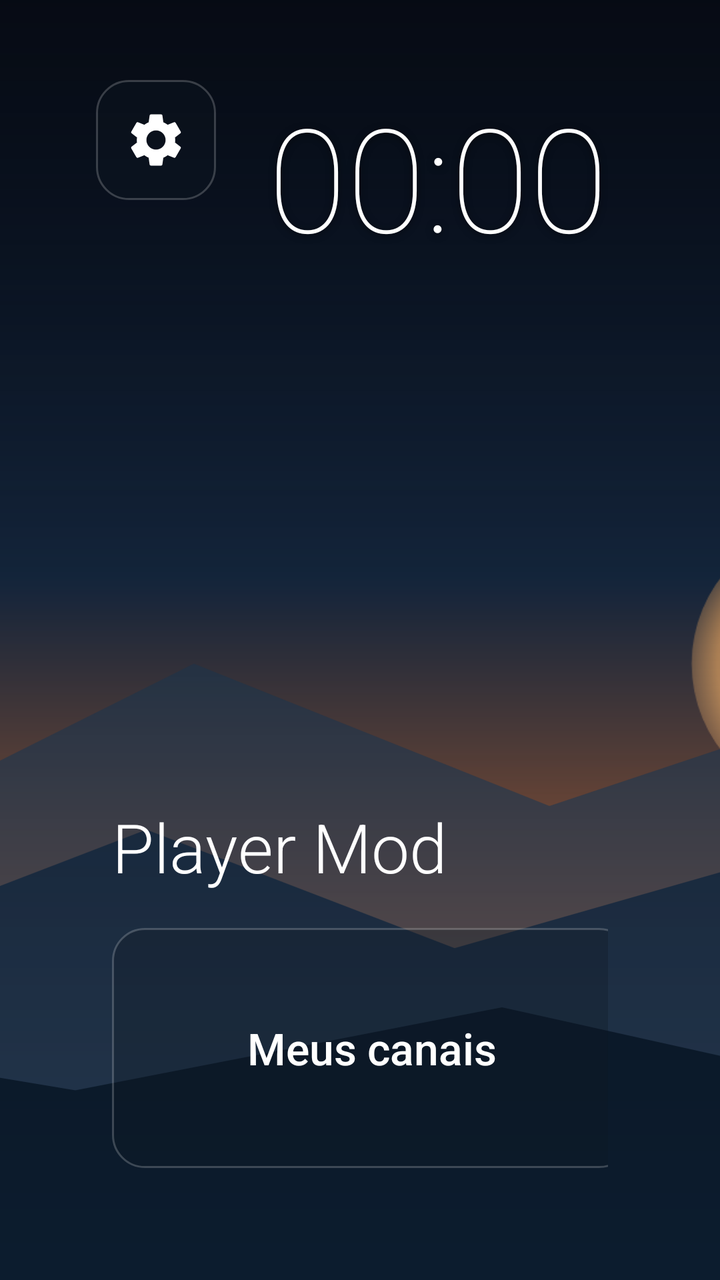
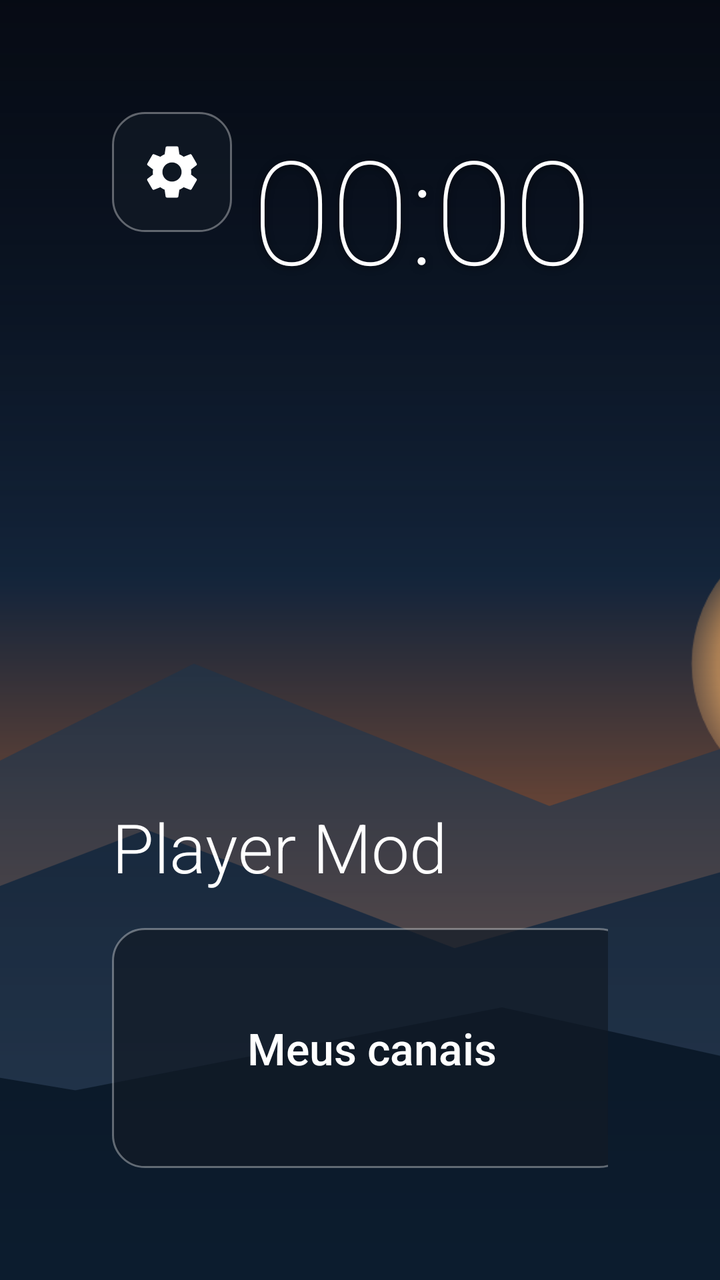

Two renders of the same Android screen: before a commit and after it. Below are the layout's source before the change and the commit's diff.
<!-- AndroidManifest.xml: activity theme Theme.Player -->
<!-- res/layout/activity_main.xml -->
<?xml version="1.0" encoding="utf-8"?>
<FrameLayout xmlns:android="http://schemas.android.com/apk/res/android"
    android:layout_width="match_parent"
    android:layout_height="match_parent"
    android:background="#05080D">

    
    <ImageView
        android:id="@+id/bg_image"
        android:layout_width="match_parent"
        android:layout_height="match_parent"
        android:scaleType="centerCrop"
        android:src="@drawable/wallpaper"
        android:contentDescription="Papel de parede" />

    
    <View
        android:layout_width="match_parent"
        android:layout_height="match_parent"
        android:background="@drawable/scrim" />

    
    <LinearLayout
        android:layout_width="wrap_content"
        android:layout_height="wrap_content"
        android:layout_gravity="top|end"
        android:layout_marginTop="40dp"
        android:layout_marginEnd="56dp"
        android:gravity="end"
        android:orientation="vertical">

        <TextView
            android:id="@+id/clock_time"
            android:layout_width="wrap_content"
            android:layout_height="wrap_content"
            android:fontFamily="sans-serif-thin"
            android:text="00:00"
            android:textColor="#FFFFFF"
            android:textSize="72sp"
            android:shadowColor="#80000000"
            android:shadowDx="0" android:shadowDy="2" android:shadowRadius="8" />

        <TextView
            android:id="@+id/clock_date"
            android:layout_width="wrap_content"
            android:layout_height="wrap_content"
            android:layout_marginTop="-6dp"
            android:fontFamily="sans-serif-light"
            android:text=""
            android:textColor="#D9FFFFFF"
            android:textSize="20sp" />
    </LinearLayout>

    
    <ImageButton
        android:id="@+id/btn_gear"
        android:layout_width="60dp"
        android:layout_height="60dp"
        android:layout_gravity="top|start"
        android:layout_marginTop="40dp"
        android:layout_marginStart="48dp"
        android:background="@drawable/card_bg"
                android:defaultFocusHighlightEnabled="false"
                android:stateListAnimator="@animator/card_focus"
        android:contentDescription="Configurações"
        android:padding="12dp"
        android:src="@drawable/ic_gear" />

    
    <LinearLayout
        android:layout_width="match_parent"
        android:layout_height="wrap_content"
        android:layout_gravity="bottom|start"
        android:orientation="vertical"
        android:paddingStart="56dp"
        android:paddingEnd="56dp"
        android:paddingBottom="56dp">

        <TextView
            android:layout_width="wrap_content"
            android:layout_height="wrap_content"
            android:fontFamily="sans-serif-light"
            android:text="Player Mod"
            android:textColor="#FFFFFF"
            android:textSize="34sp" />

        
        <LinearLayout
            android:layout_width="wrap_content"
            android:layout_height="wrap_content"
            android:layout_marginTop="18dp"
            android:orientation="horizontal">

            <TextView
                android:id="@+id/card_channels"
                android:layout_width="260dp"
                android:layout_height="120dp"
                android:background="@drawable/card_bg"
                android:focusable="true"
                android:clickable="true"
                android:defaultFocusHighlightEnabled="false"
                android:stateListAnimator="@animator/card_focus"
                android:gravity="center"
                android:fontFamily="sans-serif-medium"
                android:text="Meus canais"
                android:textColor="#FFFFFF"
                android:textSize="22sp" />

            <TextView
                android:id="@+id/card_settings"
                android:layout_width="260dp"
                android:layout_height="120dp"
                android:layout_marginStart="20dp"
                android:background="@drawable/card_bg"
                android:focusable="true"
                android:clickable="true"
                android:defaultFocusHighlightEnabled="false"
                android:stateListAnimator="@animator/card_focus"
                android:gravity="center"
                android:fontFamily="sans-serif-medium"
                android:text="Configurações"
                android:textColor="#FFFFFF"
                android:textSize="22sp" />

            <TextView
                android:id="@+id/card_test"
                android:layout_width="260dp"
                android:layout_height="120dp"
                android:layout_marginStart="20dp"
                android:background="@drawable/card_bg"
                android:focusable="true"
                android:clickable="true"
                android:defaultFocusHighlightEnabled="false"
                android:stateListAnimator="@animator/card_focus"
                android:gravity="center"
                android:fontFamily="sans-serif-medium"
                android:text="Testar URL / demos"
                android:textColor="#FFFFFF"
                android:textSize="22sp" />
        </LinearLayout>
    </LinearLayout>
</FrameLayout>
<!-- resources referenced by this layout -->
<resources>
  <!-- drawable card_bg (drawable) -->
  <?xml version="1.0" encoding="utf-8"?>
  <selector xmlns:android="http://schemas.android.com/apk/res/android">
      <item android:state_focused="true">
          <shape android:shape="rectangle">
              <solid android:color="#E62A3442" />
              <stroke android:width="3dp" android:color="#FF3DA9FC" />
              <corners android:radius="16dp" />
          </shape>
      </item>
      <item android:state_pressed="true">
          <shape android:shape="rectangle">
              <solid android:color="#FF3DA9FC" />
              <corners android:radius="16dp" />
          </shape>
      </item>
      <item>
          <shape android:shape="rectangle">
              <solid android:color="#4D101722" />
              <stroke android:width="1dp" android:color="#33FFFFFF" />
              <corners android:radius="16dp" />
          </shape>
      </item>
  </selector>
  <!-- drawable ic_gear (drawable) -->
  <vector xmlns:android="http://schemas.android.com/apk/res/android"
      android:width="32dp" android:height="32dp"
      android:viewportWidth="24" android:viewportHeight="24"
      android:tint="#FFFFFF">
      <path android:fillColor="#FFFFFF"
          android:pathData="M19.14,12.94c0.04,-0.3 0.06,-0.61 0.06,-0.94c0,-0.32 -0.02,-0.64 -0.07,-0.94l2.03,-1.58c0.18,-0.14 0.23,-0.41 0.12,-0.61l-1.92,-3.32c-0.12,-0.22 -0.37,-0.29 -0.59,-0.22l-2.39,0.96c-0.5,-0.38 -1.03,-0.7 -1.62,-0.94L14.4,2.81c-0.04,-0.24 -0.24,-0.41 -0.48,-0.41h-3.84c-0.24,0 -0.43,0.17 -0.47,0.41L9.25,5.35C8.66,5.59 8.12,5.92 7.63,6.29L5.24,5.33c-0.22,-0.08 -0.47,0 -0.59,0.22L2.74,8.87C2.62,9.08 2.66,9.34 2.86,9.48l2.03,1.58C4.84,11.36 4.8,11.69 4.8,12s0.02,0.64 0.07,0.94l-2.03,1.58c-0.18,0.14 -0.23,0.41 -0.12,0.61l1.92,3.32c0.12,0.22 0.37,0.29 0.59,0.22l2.39,-0.96c0.5,0.38 1.03,0.7 1.62,0.94l0.36,2.54c0.05,0.24 0.24,0.41 0.48,0.41h3.84c0.24,0 0.44,-0.17 0.47,-0.41l0.36,-2.54c0.59,-0.24 1.13,-0.56 1.62,-0.94l2.39,0.96c0.22,0.08 0.47,0 0.59,-0.22l1.92,-3.32c0.12,-0.22 0.07,-0.47 -0.12,-0.61L19.14,12.94zM12,15.6c-1.98,0 -3.6,-1.62 -3.6,-3.6s1.62,-3.6 3.6,-3.6s3.6,1.62 3.6,3.6S13.98,15.6 12,15.6z" />
  </vector>
  <!-- drawable scrim (drawable) -->
  <?xml version="1.0" encoding="utf-8"?>
  <shape xmlns:android="http://schemas.android.com/apk/res/android" android:shape="rectangle">
      <gradient
          android:angle="90"
          android:startColor="#00000000"
          android:centerColor="#4D000000"
          android:endColor="#CC05080D"
          android:type="linear" />
  </shape>
  <!-- drawable wallpaper: vector/xml drawable (drawable, 2048 chars, omitted) -->
  <style name="Theme.Player" parent="Theme.AppCompat.NoActionBar">
          <item name="android:windowNoTitle">true</item>
          <item name="android:windowFullscreen">true</item>
          <item name="android:windowBackground">@android:color/black</item>
      </style>
</resources>

<!-- the commit's change to res/layout/activity_main.xml (unified diff, before → after) -->
@@ -24,8 +24,8 @@
         android:layout_width="wrap_content"
         android:layout_height="wrap_content"
         android:layout_gravity="top|end"
-        android:layout_marginTop="40dp"
-        android:layout_marginEnd="56dp"
+        android:layout_marginTop="56dp"
+        android:layout_marginEnd="64dp"
         android:gravity="end"
         android:orientation="vertical">
 
@@ -57,8 +57,8 @@
         android:layout_width="60dp"
         android:layout_height="60dp"
         android:layout_gravity="top|start"
-        android:layout_marginTop="40dp"
-        android:layout_marginStart="48dp"
+        android:layout_marginTop="56dp"
+        android:layout_marginStart="56dp"
         android:background="@drawable/card_bg"
                 android:defaultFocusHighlightEnabled="false"
                 android:stateListAnimator="@animator/card_focus"
<!-- resource entries referenced after the edit -->
@@ -5,21 +5,21 @@
   <selector xmlns:android="http://schemas.android.com/apk/res/android">
       <item android:state_focused="true">
           <shape android:shape="rectangle">
-              <solid android:color="#E62A3442" />
-              <stroke android:width="3dp" android:color="#FF3DA9FC" />
+              <solid android:color="#F23DA9FC" />
+              <stroke android:width="3dp" android:color="#FFFFFFFF" />
               <corners android:radius="16dp" />
           </shape>
       </item>
       <item android:state_pressed="true">
           <shape android:shape="rectangle">
-              <solid android:color="#FF3DA9FC" />
+              <solid android:color="#FF2E8BD6" />
               <corners android:radius="16dp" />
           </shape>
       </item>
       <item>
           <shape android:shape="rectangle">
-              <solid android:color="#4D101722" />
-              <stroke android:width="1dp" android:color="#33FFFFFF" />
+              <solid android:color="#B3121A26" />
+              <stroke android:width="1dp" android:color="#59FFFFFF" />
               <corners android:radius="16dp" />
           </shape>
       </item>
